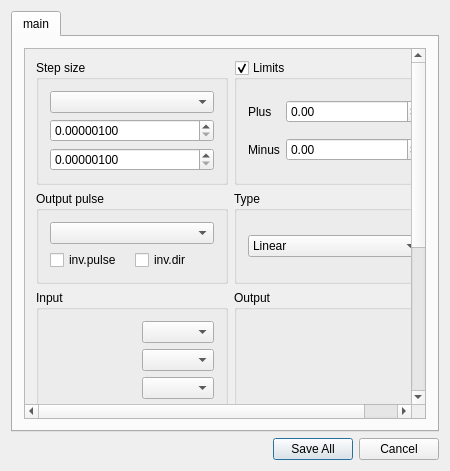
Old version of the form wlqt/form/wldrivewidget.ui in the repository wldevru/src.
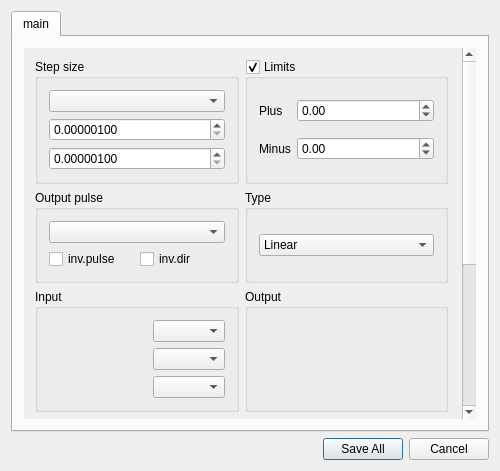
New version of the form. Custom widgets are drawn as their Qt base class.

The edit to the form file:
```diff
--- a/wlqt/form/wldrivewidget.ui
+++ b/wlqt/form/wldrivewidget.ui
@@ -6,7 +6,7 @@
    <rect>
     <x>0</x>
     <y>0</y>
-    <width>450</width>
+    <width>500</width>
     <height>471</height>
    </rect>
   </property>
@@ -18,7 +18,7 @@
   </property>
   <property name="minimumSize">
    <size>
-    <width>0</width>
+    <width>500</width>
     <height>0</height>
    </size>
   </property>
@@ -51,6 +51,15 @@
       <layout class="QGridLayout" name="gridLayout_13">
        <item row="0" column="1">
         <widget class="QScrollArea" name="scrollArea">
+         <property name="frameShape">
+          <enum>QFrame::NoFrame</enum>
+         </property>
+         <property name="horizontalScrollBarPolicy">
+          <enum>Qt::ScrollBarAlwaysOff</enum>
+         </property>
+         <property name="sizeAdjustPolicy">
+          <enum>QAbstractScrollArea::AdjustToContents</enum>
+         </property>
          <property name="widgetResizable">
           <bool>true</bool>
          </property>
@@ -58,8 +67,8 @@
           <property name="geometry">
            <rect>
             <x>0</x>
-            <y>-160</y>
-            <width>389</width>
+            <y>-158</y>
+            <width>441</width>
             <height>538</height>
            </rect>
           </property>
```
Left out of the diff: 14 changed lines with no effect on the pictures.
